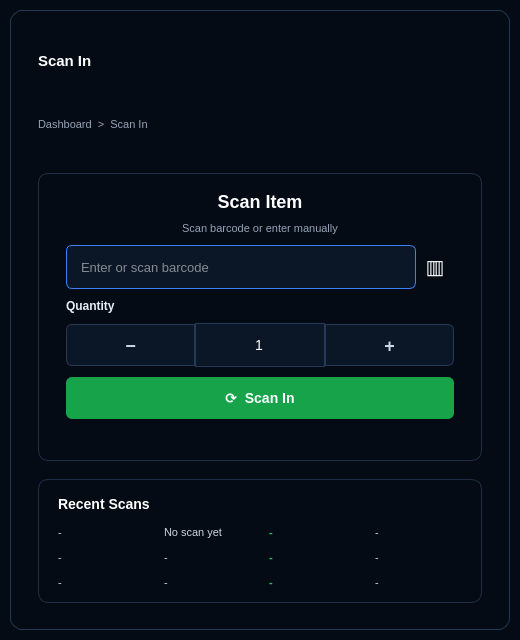
The window that InventoryQtApp/ScanPage.ui (Felipeact/InventoryQtApp) describes before a commit, drawn with Qt 5.
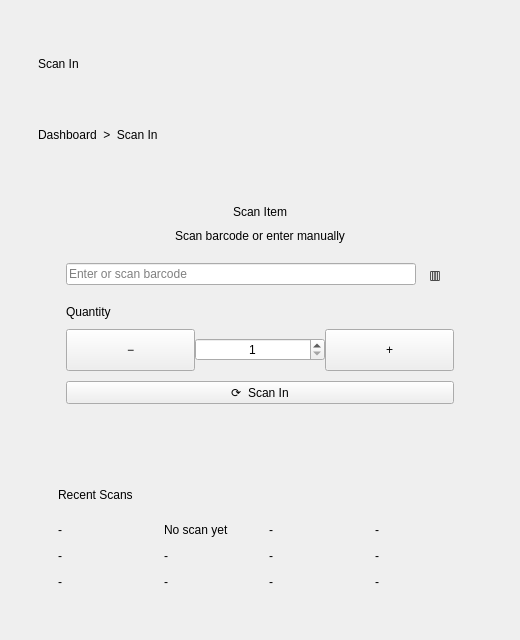
The same window after the commit.

```diff
--- a/InventoryQtApp/ScanPage.ui
+++ b/InventoryQtApp/ScanPage.ui
@@ -14,180 +14,7 @@
 			<string>ScanPage</string>
 		</property>
 		<property name="styleSheet">
-			<string notr="true">
-				QWidget#ScanPageClass {
-				background-color: #050B14;
-				color: #FFFFFF;
-				font-family: "Segoe UI";
-				}
-
-				QLabel {
-				background-color: transparent;
-				color: #FFFFFF;
-				}
-
-				QWidget#pageCard {
-				background: qlineargradient(
-				x1:0, y1:0, x2:1, y2:1,
-				stop:0 #0B1626,
-				stop:1 #091322
-				);
-				border: 1px solid #263A57;
-				border-radius: 12px;
-				}
-
-				QLabel#pageTitleLabel {
-				font-size: 15px;
-				font-weight: 800;
-				color: #FFFFFF;
-				}
-
-				QLabel#breadcrumbLabel {
-				color: #94A3B8;
-				font-size: 11px;
-				}
-
-				QWidget#scanCard,
-				QWidget#recentScansCard {
-				background: qlineargradient(
-				x1:0, y1:0, x2:1, y2:1,
-				stop:0 #0D1828,
-				stop:1 #091322
-				);
-				border: 1px solid #1E2F46;
-				border-radius: 10px;
-				}
-
-				QLabel#titleLabel {
-				font-size: 18px;
-				font-weight: 800;
-				color: #FFFFFF;
-				}
-
-				QLabel#subtitleLabel {
-				color: #94A3B8;
-				font-size: 11px;
-				}
-
-				QLabel#quantityLabel {
-				color: #E5EEF8;
-				font-size: 12px;
-				font-weight: 700;
-				}
-
-				QLineEdit#barcodeInput {
-				background-color: #0B1626;
-				border: 1px solid #3B82F6;
-				border-radius: 6px;
-				color: #FFFFFF;
-				padding: 0 12px;
-				min-height: 42px;
-				font-size: 13px;
-				}
-
-				QLineEdit#barcodeInput:focus {
-				border: 1px solid #60A5FA;
-				background-color: #0E1B2F;
-				}
-
-				QLineEdit#barcodeInput::placeholder {
-				color: #8EA0B8;
-				}
-
-				QLabel#barcodeIconLabel {
-				background-color: transparent;
-				color: #FFFFFF;
-				font-size: 20px;
-				}
-
-				QSpinBox#quantityInput {
-				background-color: #0B1626;
-				border: 1px solid #263A57;
-				border-radius: 0px;
-				color: #FFFFFF;
-				min-height: 42px;
-				font-size: 14px;
-				}
-
-				QSpinBox#quantityInput::up-button,
-				QSpinBox#quantityInput::down-button {
-				width: 0px;
-				height: 0px;
-				border: none;
-				}
-
-				QPushButton#minusButton,
-				QPushButton#plusButton {
-				background-color: #0B1626;
-				border: 1px solid #263A57;
-				color: #CBD5E1;
-				font-size: 18px;
-				font-weight: 600;
-				}
-
-				QPushButton#minusButton:hover,
-				QPushButton#plusButton:hover {
-				background-color: #172033;
-				color: #FFFFFF;
-				}
-
-				QPushButton#minusButton {
-				border-top-left-radius: 6px;
-				border-bottom-left-radius: 6px;
-				}
-
-				QPushButton#plusButton {
-				border-top-right-radius: 6px;
-				border-bottom-right-radius: 6px;
-				}
-
-				QPushButton#submitButton {
-				background-color: #16A34A;
-				border: none;
-				border-radius: 6px;
-				color: #FFFFFF;
-				min-height: 42px;
-				font-size: 14px;
-				font-weight: 800;
-				}
-
-				QPushButton#submitButton:hover {
-				background-color: #22C55E;
-				}
-
-				QLabel#statusLabel {
-				color: #FACC15;
-				font-size: 12px;
-				font-weight: 700;
-				}
-
-				QLabel#recentTitleLabel {
-				color: #FFFFFF;
-				font-size: 14px;
-				font-weight: 800;
-				}
-
-				QLabel#recentCodeLabel,
-				QLabel#recentNameLabel,
-				QLabel#recentDateLabel,
-				QLabel#recentCodeLabel_2,
-				QLabel#recentNameLabel_2,
-				QLabel#recentDateLabel_2,
-				QLabel#recentCodeLabel_3,
-				QLabel#recentNameLabel_3,
-				QLabel#recentDateLabel_3 {
-				color: #CBD5E1;
-				font-size: 11px;
-				}
-
-				QLabel#recentQtyLabel,
-				QLabel#recentQtyLabel_2,
-				QLabel#recentQtyLabel_3 {
-				color: #22C55E;
-				font-size: 11px;
-				font-weight: 800;
-				}
-			</string>
+			<string notr="true"/>
 		</property>
 
 		<layout class="QVBoxLayout" name="rootLayout">
```
